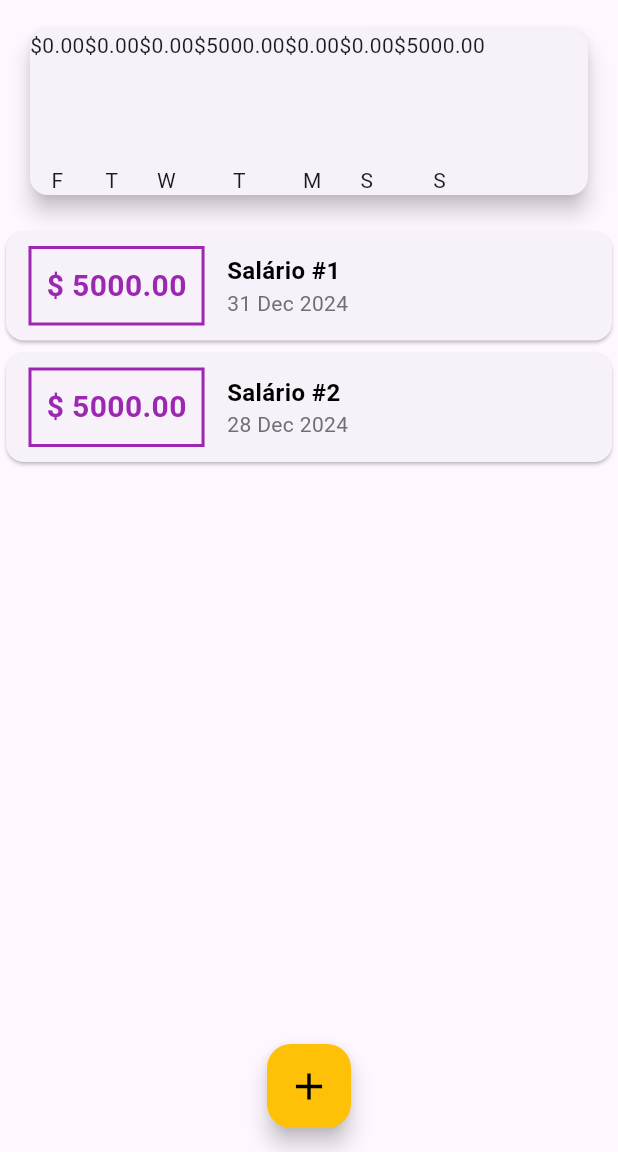
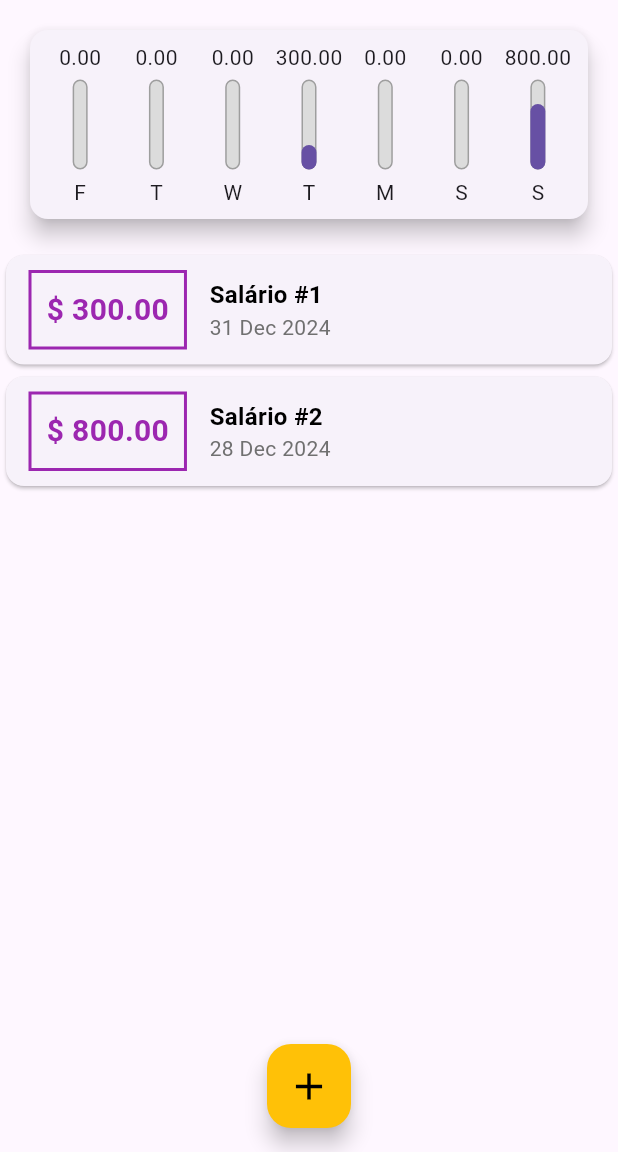
Before and after one commit to cnxarmando/expenseapp, a Flutter app: the screen it shows after launch, on a phone screen of 412 x 824 dp, the part 84-1236 px from its top. Run offline on Flutter 3.47's test engine with Material 3 defaults, Android fonts, the phone set to English and light mode, and no system bars.

Commit message:
adjusting the chart with flexible layout

```diff
--- a/lib/components/chart.dart
+++ b/lib/components/chart.dart
@@ -31,19 +31,32 @@ class Chart extends StatelessWidget {
     });
   }
 
+  double get _weekTotalValue {
+    return groupedTransactions.fold(0.0, (sum, tr) {
+      return sum + (tr['value'] as double);
+    });
+  }
+
   @override
   Widget build(BuildContext context) {
     return Card(
       elevation: 6,
       margin: EdgeInsets.all(20),
+      child: Padding(
+        padding: const EdgeInsets.all(8),
         child: Row(
+          mainAxisAlignment: MainAxisAlignment.spaceAround,
           children: groupedTransactions.map((tr) {
-          return ChartBar(
+            return Flexible(
+              fit: FlexFit.tight,
+              child: ChartBar(
                 label: tr['day'] as String,
                 value: tr['value'] as double,
-            percentage: 0,
+                percentage: (tr['value'] as double) / _weekTotalValue as double,
+              ),
             );
           }).toList(),
+        ),
       ),
     );
   }
--- a/lib/components/chart_bar.dart
+++ b/lib/components/chart_bar.dart
@@ -15,12 +15,37 @@ class ChartBar extends StatelessWidget {
   Widget build(BuildContext context) {
     return Column(
       children: <Widget>[
-        Text('\$${value.toStringAsFixed(2)}'),
+        FittedBox(
+          child: Text('${value.toStringAsFixed(2)}'),
+        ),
         SizedBox(height: 5.0),
         Container(
           height: 60,
           width: 10,
-          child: null,
+          child: Stack(
+            alignment: Alignment.bottomCenter,
+            children: <Widget>[
+              Container(
+                decoration: BoxDecoration(
+                  border: Border.all(
+                    color: Colors.grey,
+                    width: 1,
+                  ),
+                  color: Color.fromRGBO(220, 220, 220, 1),
+                  borderRadius: BorderRadius.circular(5),
+                ),
+              ),
+              FractionallySizedBox(
+                heightFactor: percentage,
+                child: Container(
+                  decoration: BoxDecoration(
+                    color: Theme.of(context).primaryColor,
+                    borderRadius: BorderRadius.circular(5),
+                  ),
+                ),
+              )
+            ],
+          ),
         ),
         SizedBox(
           height: 5,
--- a/lib/main.dart
+++ b/lib/main.dart
@@ -56,20 +56,22 @@ class _MyHomePageState extends State<MyHomePage> {
     Transaction(
       id: 't1',
       title: 'Salário #1',
-      value: 5000,
+      value: 300,
       date: DateTime.now().subtract(Duration(days: 3)),
     ),
     Transaction(
       id: 't2',
       title: 'Salário #2',
-      value: 5000,
+      value: 800,
       date: DateTime.now().subtract(Duration(days: 6)),
     ),
   ];
 
   List<Transaction> get _recentTransactions {
     return _transactions.where((tr) {
-      return tr.date.isAfter(DateTime.now().subtract(Duration(days: 7),));
+      return tr.date.isAfter(DateTime.now().subtract(
+        Duration(days: 7),
+      ));
     }).toList();
   }
 
```
Lines whose indentation alone changed are shown as unchanged.
